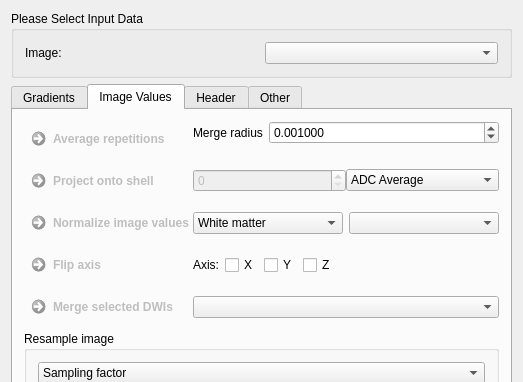
The window that Plugins/org.mitk.gui.qt.diffusionimaging/src/internal/QmitkPreprocessingViewControls.ui (MITK/MITK) describes before a commit, drawn with Qt 5; both pictures show x 0 to 523 and y 0 to 382 of the 523 by 1175 pixel window.
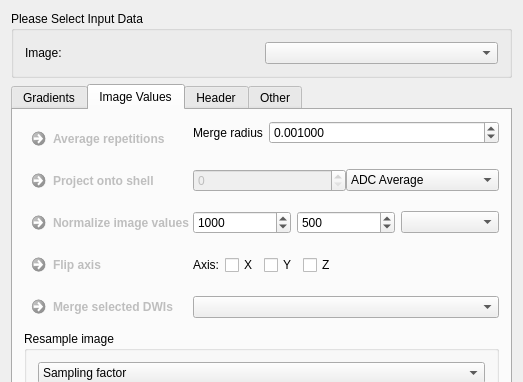
The same window after the commit. The open tabs and pages were chosen to show the change. Custom widgets are drawn as their Qt base class.

```diff
--- a/Plugins/org.mitk.gui.qt.diffusionimaging/src/internal/QmitkPreprocessingViewControls.ui
+++ b/Plugins/org.mitk.gui.qt.diffusionimaging/src/internal/QmitkPreprocessingViewControls.ui
@@ -518,6 +518,25 @@
               <number>0</number>
              </property>
              <item row="0" column="1">
+              <widget class="QSpinBox" name="m_NewStdev">
+               <property name="enabled">
+                <bool>true</bool>
+               </property>
+               <property name="toolTip">
+                <string>New b-0 stdev</string>
+               </property>
+               <property name="maximum">
+                <number>100000</number>
+               </property>
+               <property name="singleStep">
+                <number>100</number>
+               </property>
+               <property name="value">
+                <number>500</number>
+               </property>
+              </widget>
+             </item>
+             <item row="0" column="2">
               <widget class="QmitkDataStorageComboBoxWithSelectNone" name="m_NormalizationMaskBox">
                <property name="toolTip">
                 <string>Select binary mask image.</string>
@@ -528,28 +547,22 @@
               </widget>
              </item>
              <item row="0" column="0">
-              <widget class="QmitkDataStorageComboBox" name="m_NormalizationReferenceBox">
+              <widget class="QSpinBox" name="m_NewMean">
+               <property name="enabled">
+                <bool>true</bool>
+               </property>
                <property name="toolTip">
                 <string>Select normalization reference.</string>
                </property>
-               <property name="sizeAdjustPolicy">
-                <enum>QComboBox::AdjustToMinimumContentsLength</enum>
+               <property name="maximum">
+                <number>100000</number>
                </property>
-               <item>
-                <property name="text">
-                 <string>White matter</string>
-                </property>
-               </item>
-               <item>
-                <property name="text">
-                 <string>CSF</string>
-                </property>
-               </item>
-               <item>
-                <property name="text">
-                 <string>Voxel-wise baseline</string>
-                </property>
-               </item>
+               <property name="singleStep">
+                <number>100</number>
+               </property>
+               <property name="value">
+                <number>1000</number>
+               </property>
               </widget>
              </item>
             </layout>
```
Left out of the diff: 4 changed lines with no effect on the pictures.
